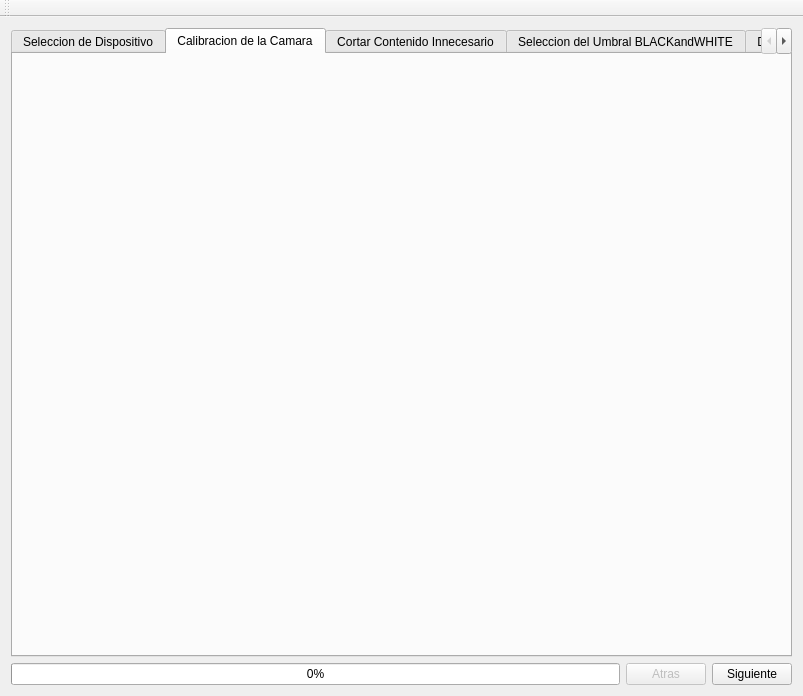
Old version of the form ventanaprincipal.ui in the repository dianjuar/ModuloVisionArtifiical_ACO.
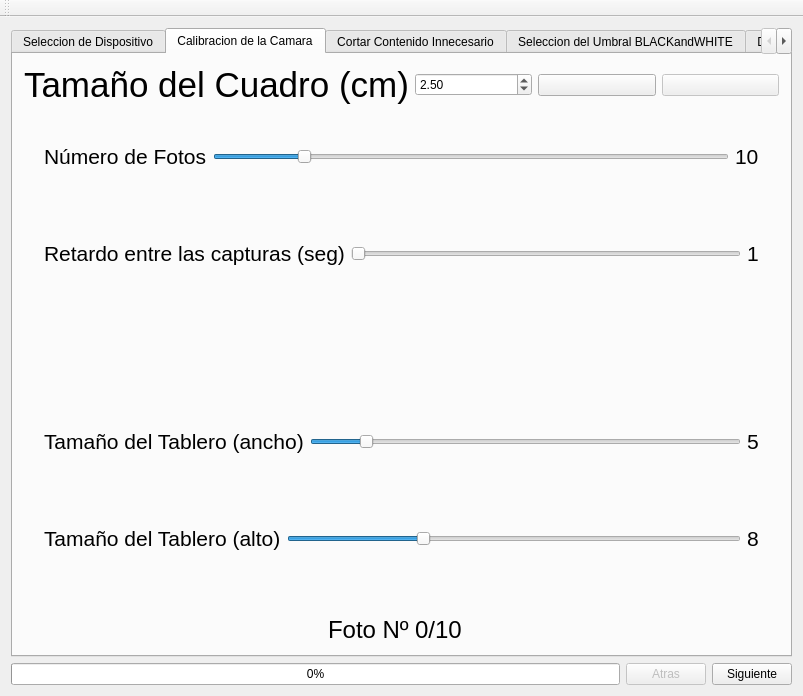
New version of the form. The open tabs and pages were chosen to show the change. Icons and pictures are not drawn.

Commit message: Creación UI de la calibración

The edit to the form file:
```diff
--- a/ventanaprincipal.ui
+++ b/ventanaprincipal.ui
@@ -2,6 +2,9 @@
 <ui version="4.0">
  <class>VentanaPrincipal</class>
  <widget class="QMainWindow" name="VentanaPrincipal">
+  <property name="enabled">
+   <bool>true</bool>
+  </property>
   <property name="geometry">
    <rect>
     <x>0</x>
@@ -17,6 +20,9 @@
    <layout class="QVBoxLayout" name="verticalLayout">
     <item>
      <widget class="QTabWidget" name="tabWidget">
+      <property name="enabled">
+       <bool>true</bool>
+      </property>
       <property name="currentIndex">
        <number>1</number>
       </property>
@@ -123,10 +129,486 @@
         </item>
        </layout>
       </widget>
-      <widget class="QWidget" name="tab_7">
+      <widget class="QWidget" name="tab_1">
+       <property name="enabled">
+        <bool>true</bool>
+       </property>
        <attribute name="title">
         <string>Calibracion de la Camara</string>
        </attribute>
+       <layout class="QVBoxLayout" name="verticalLayout_11">
+        <item>
+         <layout class="QHBoxLayout" name="horizontalLayout_24">
+          <item>
+           <widget class="QLabel" name="label_25">
+            <property name="font">
+             <font>
+              <family>Ubuntu</family>
+              <pointsize>26</pointsize>
+             </font>
+            </property>
+            <property name="text">
+             <string>Tamaño del Cuadro (cm)</string>
+            </property>
+           </widget>
+          </item>
+          <item>
+           <widget class="QDoubleSpinBox" name="doubleSpinBox_F1_1">
+            <property name="value">
+             <double>2.500000000000000</double>
+            </property>
+           </widget>
+          </item>
+          <item>
+           <widget class="QPushButton" name="pushButton_startF1_1">
+            <property name="text">
+             <string/>
+            </property>
+            <property name="icon">
+             <iconset>
+              <normaloff>../ModuloDeVisionArtificial_1_1+GIT-build-desktop-Qt_4_8_1_in_PATH__System__Release/media/TestConnection/start.png</normaloff>../ModuloDeVisionArtificial_1_1+GIT-build-desktop-Qt_4_8_1_in_PATH__System__Release/media/TestConnection/start.png</iconset>
+            </property>
+            <property name="iconSize">
+             <size>
+              <width>25</width>
+              <height>25</height>
+             </size>
+            </property>
+           </widget>
+          </item>
+          <item>
+           <widget class="QPushButton" name="pushButton_restartF1_1">
+            <property name="enabled">
+             <bool>false</bool>
+            </property>
+            <property name="text">
+             <string/>
+            </property>
+            <property name="icon">
+             <iconset>
+              <normaloff>../ModuloDeVisionArtificial_1_1+GIT-build-desktop-Qt_4_8_1_in_PATH__System__Release/media/TestConnection/restart.png</normaloff>../ModuloDeVisionArtificial_1_1+GIT-build-desktop-Qt_4_8_1_in_PATH__System__Release/media/TestConnection/restart.png</iconset>
+            </property>
+            <property name="iconSize">
+             <size>
+              <width>25</width>
+              <height>25</height>
+             </size>
+            </property>
+           </widget>
+          </item>
+         </layout>
+        </item>
+        <item>
+         <layout class="QHBoxLayout" name="horizontalLayout_29">
+          <item>
+           <spacer name="verticalSpacer_36">
+            <property name="orientation">
+             <enum>Qt::Vertical</enum>
+            </property>
+            <property name="sizeHint" stdset="0">
+             <size>
+              <width>20</width>
+              <height>40</height>
+             </size>
+            </property>
+           </spacer>
+          </item>
+          <item>
+           <widget class="QLabel" name="label_32">
+            <property name="font">
+             <font>
+              <family>Ubuntu</family>
+              <pointsize>16</pointsize>
+             </font>
+            </property>
+            <property name="text">
+             <string>Número de Fotos</string>
+            </property>
+           </widget>
+          </item>
+          <item>
+           <widget class="QSlider" name="slider_NFotos_F1_1">
+            <property name="minimum">
+             <number>8</number>
+            </property>
+            <property name="maximum">
+             <number>20</number>
+            </property>
+            <property name="value">
+             <number>10</number>
+            </property>
+            <property name="orientation">
+             <enum>Qt::Horizontal</enum>
+            </property>
+           </widget>
+          </item>
+          <item>
+           <widget class="QLabel" name="label_33">
+            <property name="font">
+             <font>
+              <family>Ubuntu</family>
+              <pointsize>16</pointsize>
+             </font>
+            </property>
+            <property name="text">
+             <string>10</string>
+            </property>
+           </widget>
+          </item>
+          <item>
+           <spacer name="verticalSpacer_38">
+            <property name="orientation">
+             <enum>Qt::Vertical</enum>
+            </property>
+            <property name="sizeHint" stdset="0">
+             <size>
+              <width>20</width>
+              <height>40</height>
+             </size>
+            </property>
+           </spacer>
+          </item>
+         </layout>
+        </item>
+        <item>
+         <layout class="QHBoxLayout" name="horizontalLayout_30">
+          <item>
+           <spacer name="verticalSpacer_37">
+            <property name="orientation">
+             <enum>Qt::Vertical</enum>
+            </property>
+            <property name="sizeHint" stdset="0">
+             <size>
+              <width>20</width>
+              <height>40</height>
+             </size>
+            </property>
+           </spacer>
+          </item>
+          <item>
+           <widget class="QLabel" name="label_34">
+            <property name="font">
+             <font>
+              <family>Ubuntu</family>
+              <pointsize>16</pointsize>
+             </font>
+            </property>
+            <property name="text">
+             <string>Retardo entre las capturas (seg)</string>
+            </property>
+           </widget>
+          </item>
+          <item>
+           <widget class="QSlider" name="slider_delay_F1_1">
+            <property name="minimum">
+             <number>1</number>
+            </property>
+            <property name="maximum">
+             <number>10</number>
+            </property>
+            <property name="value">
+             <number>1</number>
+            </property>
+            <property name="orientation">
+             <enum>Qt::Horizontal</enum>
+            </property>
+           </widget>
+          </item>
+          <item>
+           <widget class="QLabel" name="label_35">
+            <property name="font">
+             <font>
+              <family>Ubuntu</family>
+              <pointsize>16</pointsize>
+             </font>
+            </property>
+            <property name="text">
+             <string>1</string>
+            </property>
+           </widget>
+          </item>
+          <item>
+           <spacer name="verticalSpacer_39">
+            <property name="orientation">
+             <enum>Qt::Vertical</enum>
+            </property>
+            <property name="sizeHint" stdset="0">
+             <size>
+              <width>20</width>
+              <height>40</height>
+             </size>
+            </property>
+           </spacer>
+          </item>
+         </layout>
+        </item>
+        <item>
+         <spacer name="verticalSpacer_32">
+          <property name="orientation">
+           <enum>Qt::Vertical</enum>
+          </property>
+          <property name="sizeHint" stdset="0">
+           <size>
+            <width>20</width>
+            <height>40</height>
+           </size>
+          </property>
+         </spacer>
+        </item>
+        <item>
+         <layout class="QHBoxLayout" name="horizontalLayout_25">
+          <item>
+           <spacer name="verticalSpacer_21">
+            <property name="orientation">
+             <enum>Qt::Vertical</enum>
+            </property>
+            <property name="sizeHint" stdset="0">
+             <size>
+              <width>20</width>
+              <height>40</height>
+             </size>
+            </property>
+           </spacer>
+          </item>
+          <item>
+           <widget class="QLabel" name="label_26">
+            <property name="font">
+             <font>
+              <family>Ubuntu</family>
+              <pointsize>16</pointsize>
+             </font>
+            </property>
+            <property name="text">
+             <string>Tamaño del Tablero (ancho)</string>
+            </property>
+           </widget>
+          </item>
+          <item>
+           <widget class="QSlider" name="slider_BoardSizeW_F1_1">
+            <property name="minimum">
+             <number>3</number>
+            </property>
+            <property name="maximum">
+             <number>20</number>
+            </property>
+            <property name="value">
+             <number>5</number>
+            </property>
+            <property name="orientation">
+             <enum>Qt::Horizontal</enum>
+            </property>
+           </widget>
+          </item>
+          <item>
+           <widget class="QLabel" name="label_27">
+            <property name="font">
+             <font>
+              <family>Ubuntu</family>
+              <pointsize>16</pointsize>
+             </font>
+            </property>
+            <property name="text">
+             <string>5</string>
+            </property>
+           </widget>
+          </item>
+          <item>
+           <spacer name="verticalSpacer_31">
+            <property name="orientation">
+             <enum>Qt::Vertical</enum>
+            </property>
+            <property name="sizeHint" stdset="0">
+             <size>
+              <width>20</width>
+              <height>40</height>
+             </size>
+            </property>
+           </spacer>
+          </item>
+         </layout>
+        </item>
+        <item>
+         <layout class="QHBoxLayout" name="horizontalLayout_27">
+          <item>
+           <spacer name="verticalSpacer_34">
+            <property name="orientation">
+             <enum>Qt::Vertical</enum>
+            </property>
+            <property name="sizeHint" stdset="0">
+             <size>
+              <width>20</width>
+              <height>40</height>
+             </size>
+            </property>
+           </spacer>
+          </item>
+          <item>
+           <widget class="QLabel" name="label_30">
+            <property name="font">
+             <font>
+              <family>Ubuntu</family>
+              <pointsize>16</pointsize>
+             </font>
+            </property>
+            <property name="text">
+             <string>Tamaño del Tablero (alto)</string>
+            </property>
+           </widget>
+          </item>
+          <item>
+           <widget class="QSlider" name="slider_BoardSizeH_F1_1">
+            <property name="minimum">
+             <number>3</number>
+            </property>
+            <property name="maximum">
+             <number>20</number>
+            </property>
+            <property name="value">
+             <number>8</number>
+            </property>
+            <property name="orientation">
+             <enum>Qt::Horizontal</enum>
+            </property>
+           </widget>
+          </item>
+          <item>
+           <widget class="QLabel" name="label_31">
+            <property name="font">
+             <font>
+              <family>Ubuntu</family>
+              <pointsize>16</pointsize>
+             </font>
+            </property>
+            <property name="text">
+             <string>8</string>
+            </property>
+           </widget>
+          </item>
+          <item>
+           <spacer name="verticalSpacer_35">
+            <property name="orientation">
+             <enum>Qt::Vertical</enum>
+            </property>
+            <property name="sizeHint" stdset="0">
+             <size>
+              <width>20</width>
+              <height>40</height>
+             </size>
+            </property>
+           </spacer>
+          </item>
+         </layout>
+        </item>
+        <item>
+         <layout class="QHBoxLayout" name="horizontalLayout_28">
+          <item>
+           <spacer name="horizontalSpacer_27">
+            <property name="orientation">
+             <enum>Qt::Horizontal</enum>
+            </property>
+            <property name="sizeHint" stdset="0">
+             <size>
+              <width>40</width>
+              <height>20</height>
+             </size>
+            </property>
+           </spacer>
+          </item>
+          <item>
+           <widget class="QLabel" name="label_displayF1_1">
+            <property name="text">
+             <string/>
+            </property>
+            <property name="scaledContents">
+             <bool>false</bool>
+            </property>
+            <property name="wordWrap">
+             <bool>false</bool>
+            </property>
+           </widget>
+          </item>
+          <item>
+           <spacer name="horizontalSpacer_28">
+            <property name="orientation">
+             <enum>Qt::Horizontal</enum>
+            </property>
+            <property name="sizeHint" stdset="0">
+             <size>
+              <width>40</width>
+              <height>20</height>
+             </size>
+            </property>
+           </spacer>
+          </item>
+         </layout>
+        </item>
+        <item>
+         <layout class="QHBoxLayout" name="horizontalLayout_23">
+          <item>
+           <spacer name="horizontalSpacer_25">
+            <property name="orientation">
+             <enum>Qt::Horizontal</enum>
+            </property>
+            <property name="sizeHint" stdset="0">
+             <size>
+              <width>40</width>
+              <height>20</height>
+             </size>
+            </property>
+           </spacer>
+          </item>
+          <item>
+           <widget class="QLabel" name="labe1">
+            <property name="font">
+             <font>
+              <family>Ubuntu</family>
+              <pointsize>18</pointsize>
+             </font>
+            </property>
+            <property name="text">
+             <string>Foto Nº</string>
+            </property>
+           </widget>
+          </item>
+          <item>
+           <widget class="QLabel" name="label_FotoTomada_F1_1">
+            <property name="font">
+             <font>
+              <family>Ubuntu</family>
+              <pointsize>18</pointsize>
+             </font>
+            </property>
+            <property name="text">
+             <string>0/10</string>
+            </property>
+           </widget>
+          </item>
+          <item>
+           <widget class="QLabel" name="label_TodoEnOrden_F1_1">
+            <property name="text">
+             <string/>
+            </property>
+            <property name="pixmap">
+             <pixmap>../ModuloDeVisionArtificial_1_1+GIT-build-desktop-Qt_4_8_1_in_PATH__System__Release/media/TestConnection/Bad.png</pixmap>
+            </property>
+           </widget>
+          </item>
+          <item>
+           <spacer name="horizontalSpacer_26">
+            <property name="orientation">
+             <enum>Qt::Horizontal</enum>
+            </property>
+            <property name="sizeHint" stdset="0">
+             <size>
+              <width>40</width>
+              <height>20</height>
+             </size>
+            </property>
+           </spacer>
+          </item>
+         </layout>
+        </item>
+       </layout>
       </widget>
       <widget class="QWidget" name="tab_2">
        <attribute name="title">
```
Left out of the diff: 162 changed lines with no effect on the pictures.
